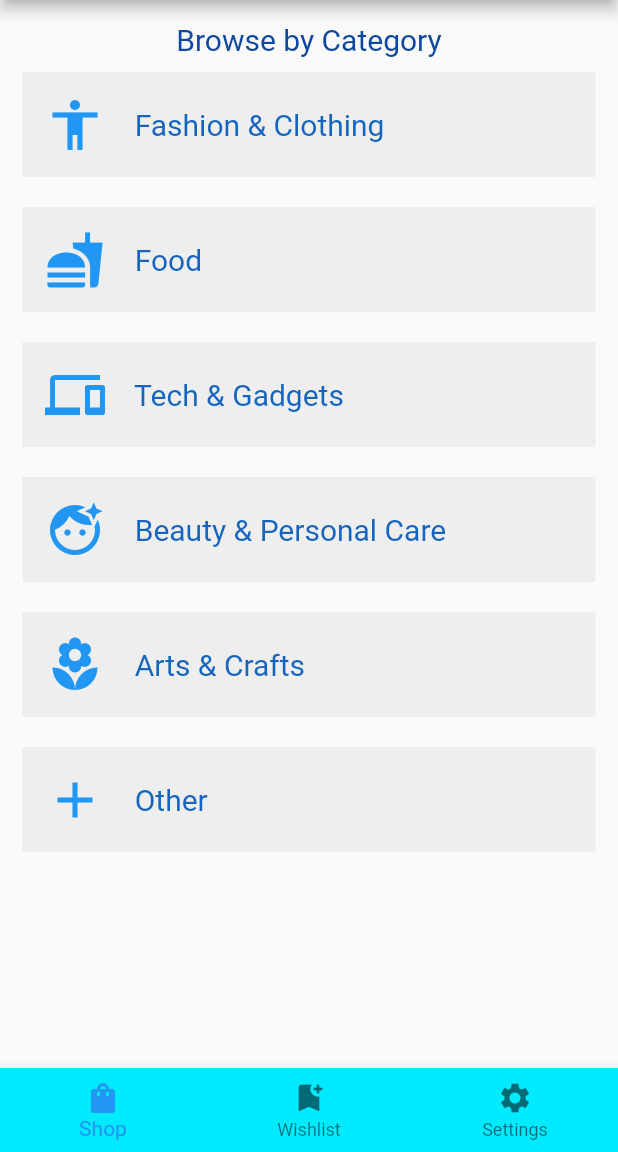
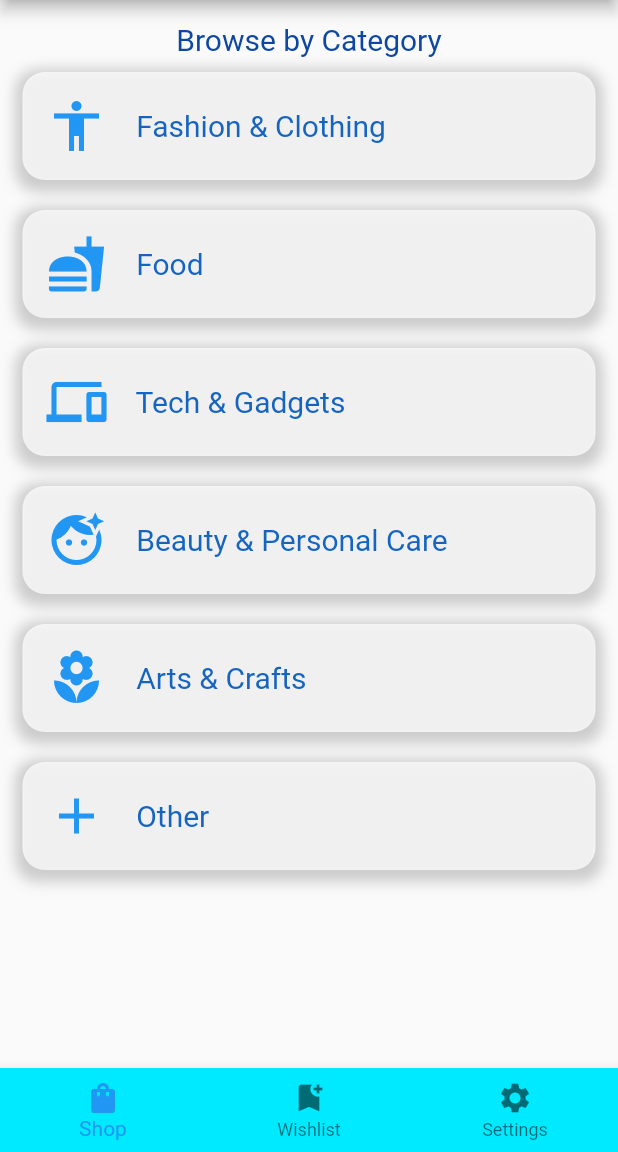
Before and after one commit to valdodotcom/COE356-VorTech, a Flutter app: the Categories screen opened directly, on a phone screen of 412 x 824 dp, the part 84-1236 px from its top. Run offline on Flutter 3.47's test engine with Material 2 defaults, Android fonts, the phone set to English and light mode, and no system bars; network calls fail.

Commit message:
tempBoxDecoration Created
Created to handle the BoxDecoration and added to all relevant pages

```diff
--- a/instashop/lib/ui/categories.dart
+++ b/instashop/lib/ui/categories.dart
@@ -1,6 +1,7 @@
 import 'dart:io';
 import 'package:flutter/material.dart';
 import 'package:instashop/ui/shop_in_category.dart';
+import 'package:instashop/widgets/box_decoration.dart';
 import 'package:instashop/widgets/custom_nav_bar.dart';
 import 'util/cart.dart';
 
@@ -70,7 +71,7 @@ class _CategoriesState extends State<Categories> {
                         Navigator.of(context).push(router);
                       },
                       child: new Container(
-                        color: Colors.grey.shade200,
+                        decoration: tempBoxDecoration(),
                         padding: EdgeInsets.all(15.0),
                         child: new Row(
                           children: <Widget>[
@@ -97,7 +98,7 @@ class _CategoriesState extends State<Categories> {
                       Navigator.of(context).push(router);
                     },
                     child: new Container(
-                        color: Colors.grey.shade200,
+                        decoration: tempBoxDecoration(),
                         padding: EdgeInsets.all(15.0),
                         child: new Row(
                           children: <Widget>[
@@ -124,7 +125,8 @@ class _CategoriesState extends State<Categories> {
                       Navigator.of(context).push(router);
                     },
                     child: new Container(
-                        color: Colors.grey.shade200,
+                        decoration: tempBoxDecoration(),
+
                         padding: EdgeInsets.all(15.0),
                         child: new Row(
                           children: <Widget>[
@@ -151,7 +153,8 @@ class _CategoriesState extends State<Categories> {
                       Navigator.of(context).push(router);
                     },
                     child: new Container(
-                        color: Colors.grey.shade200,
+                        decoration: tempBoxDecoration(),
+
                         padding: EdgeInsets.all(15.0),
                         child: new Row(
                           children: <Widget>[
@@ -178,7 +181,8 @@ class _CategoriesState extends State<Categories> {
                       Navigator.of(context).push(router);
                     },
                     child: new Container(
-                      color: Colors.grey.shade200,
+                      decoration: tempBoxDecoration(),
+
                       padding: EdgeInsets.all(15.0),
                       child: new Row(
                         children: <Widget>[
@@ -207,7 +211,8 @@ class _CategoriesState extends State<Categories> {
                       Navigator.of(context).push(router);
                     },
                     child: new Container(
-                      color: Colors.grey.shade200,
+                      decoration: tempBoxDecoration(),
+
                       padding: EdgeInsets.all(15.0),
                       child: new Row(
                         children: <Widget>[
--- /dev/null
+++ b/instashop/lib/widgets/box_decoration.dart
@@ -0,0 +1,15 @@
+import 'package:flutter/material.dart';
+BoxDecoration tempBoxDecoration () {
+  return BoxDecoration(
+      boxShadow: [BoxShadow(
+        color: Colors.grey.withOpacity(0.5),
+        spreadRadius: 5,
+        blurRadius: 7,
+        offset: Offset(0, 3),
+      )
+      ],
+      color: Colors.white70,
+      borderRadius: BorderRadius.circular(15),
+      border: Border.all(color: Colors.white12));
+
+}
```
Also changed, not shown: instashop/lib/ui/product_page.dart (+3 -10 lines), instashop/lib/ui/settings/settings.dart (+10 -5 lines), instashop/lib/ui/shop_in_category.dart (+3 -10 lines), instashop/lib/ui/util/cart.dart (+3 -10 lines), instashop/lib/ui/util/wishlist.dart (+3 -10 lines).
